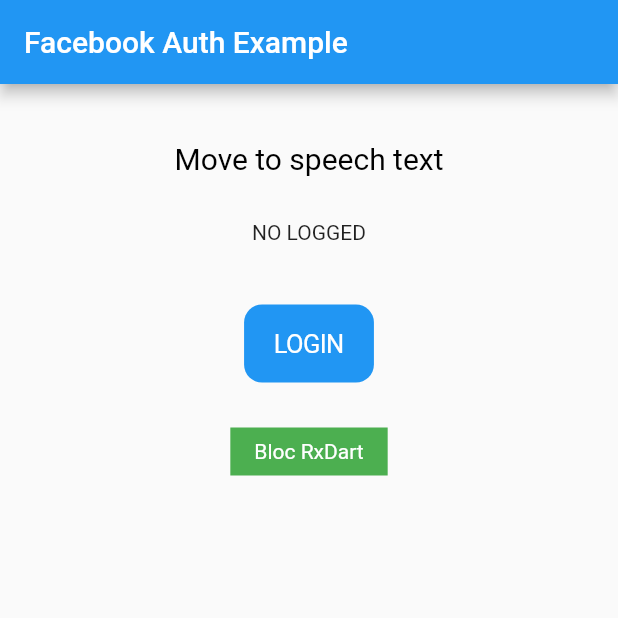
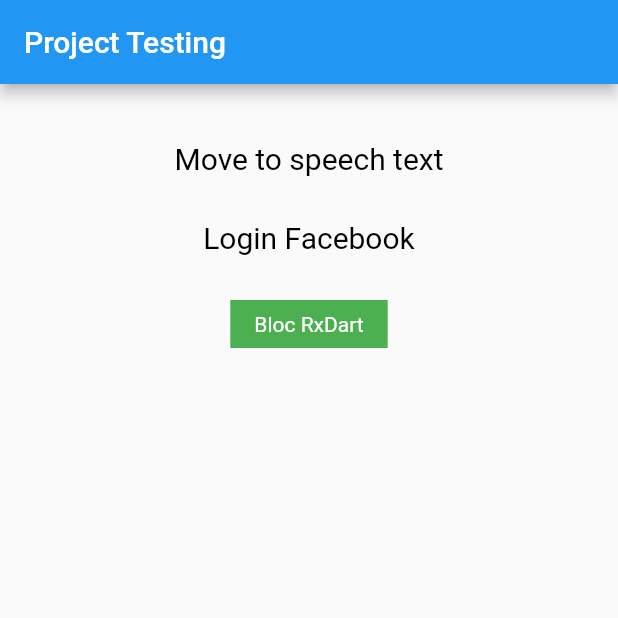
Before and after one commit to lathifrdp/project-testing, a Flutter app: the screen it shows after launch, on a phone screen of 412 x 824 dp, the top half of it. Run offline on Flutter 3.47's test engine with Material 2 defaults, Android fonts, the phone set to English and light mode, and no system bars; our stand-ins replace bloc, flutter_bloc, rxdart, speech_to_text; missing offline and left inert: flutter_facebook_auth.

Commit message:
update login facebook

```diff
--- a/lib/main.dart
+++ b/lib/main.dart
@@ -1,22 +1,15 @@
 // ignore_for_file: avoid_print
 
-import 'dart:convert';
-import 'package:flutter/cupertino.dart';
 import 'package:flutter/material.dart';
-import 'package:flutter_facebook_auth/flutter_facebook_auth.dart';
 import 'package:project_testing/bloc_rxdart_page.dart';
+import 'package:project_testing/login_facebook_page.dart';
 import 'package:project_testing/speech_text_page.dart';
 
 void main() {
   runApp(const MyApp());
 }
 
-String prettyPrint(Map json) {
-  JsonEncoder encoder = const JsonEncoder.withIndent('  ');
-  String pretty = encoder.convert(json);
-  print(pretty);
-  return pretty;
-}
+final navigatorKey = GlobalKey<NavigatorState>();
 
 class MyApp extends StatefulWidget {
   const MyApp({Key? key}) : super(key: key);
@@ -26,100 +19,22 @@
 }
 
 class _MyAppState extends State<MyApp> {
-  Map<String, dynamic>? _userData;
-  AccessToken? _accessToken;
-  bool _checking = true;
-
-  @override
-  void initState() {
-    super.initState();
-    _checkIfIsLogged();
-  }
-
-  Future<void> _checkIfIsLogged() async {
-    final accessToken = await FacebookAuth.instance.accessToken;
-    setState(() {
-      _checking = false;
-    });
-    if (accessToken != null) {
-      print("is Logged:::: ${prettyPrint(accessToken.toJson())}");
-      // now you can call to  FacebookAuth.instance.getUserData();
-      final userData = await FacebookAuth.instance.getUserData();
-      // final userData = await FacebookAuth.instance.getUserData(fields: "email,birthday,friends,gender,link");
-      _accessToken = accessToken;
-      setState(() {
-        _userData = userData;
-      });
-    }
-  }
-
-  void _printCredentials() {
-    print(
-      prettyPrint(_accessToken!.toJson()),
-    );
-  }
-
-  Future<void> _login() async {
-    final LoginResult result = await FacebookAuth.instance.login(
-        // permissions: [
-        //   'public_profile',
-        //   'email',
-        // ],
-        ); // by default we request the email and the public profile
-
-    // loginBehavior is only supported for Android devices, for ios it will be ignored
-    // final result = await FacebookAuth.instance.login(
-    //   permissions: ['email', 'public_profile', 'user_birthday', 'user_friends', 'user_gender', 'user_link'],
-    //   loginBehavior: LoginBehavior
-    //       .DIALOG_ONLY, // (only android) show an authentication dialog instead of redirecting to facebook app
-    // );
-
-    if (result.status == LoginStatus.success) {
-      _accessToken = result.accessToken;
-      _printCredentials();
-      // get the user data
-      // by default we get the userId, email,name and picture
-      final userData = await FacebookAuth.instance.getUserData();
-      // final userData = await FacebookAuth.instance.getUserData(fields: "email,birthday,friends,gender,link");
-      _userData = userData;
-    } else {
-      print(result.status);
-      print(result.message);
-    }
-
-    setState(() {
-      _checking = false;
-    });
-  }
-
-  Future<void> _logOut() async {
-    await FacebookAuth.instance.logOut();
-    _accessToken = null;
-    _userData = null;
-    setState(() {});
-  }
-
-  final navigatorKey = GlobalKey<NavigatorState>();
-
   @override
   Widget build(BuildContext context) {
     return MaterialApp(
       navigatorKey: navigatorKey,
       routes: {
-        //'/': (context) => const MyApp(),
         '/speech-text': (context) => const SpeechTextPage(),
-        '/bloc-rxdart': (context) => const BlocRxdartPage()
+        '/bloc-rxdart': (context) => const BlocRxdartPage(),
+        '/login-facebook': (context) => const LoginFacebookPage(),
       },
       home: Scaffold(
         appBar: AppBar(
-          title: const Text('Facebook Auth Example'),
+          title: const Text('Project Testing'),
         ),
-        body: _checking
-            ? const Center(
-                child: CircularProgressIndicator(),
-              )
-            : SingleChildScrollView(
-                child: Padding(
+        body: SingleChildScrollView(
+          child: Container(
+            alignment: Alignment.center,
             padding: const EdgeInsets.all(8.0),
             child: Column(
               crossAxisAlignment: CrossAxisAlignment.center,
@@ -129,7 +44,7 @@
                 ),
                 GestureDetector(
                   onTap: () {
-                          navigatorKey.currentState?.pushNamed('/speech-text');
+                    navigatorKey.currentState?.pushNamed("/speech-text");
                   },
                   child: const Text(
                     "Move to speech text",
@@ -139,24 +54,13 @@
                 const SizedBox(
                   height: 30,
                 ),
-                      Text(
-                        _userData != null
-                            ? prettyPrint(_userData!)
-                            : "NO LOGGED",
-                      ),
-                      const SizedBox(height: 20),
-                      _accessToken != null
-                          ? Text(
-                              prettyPrint(_accessToken!.toJson()),
-                            )
-                          : Container(),
-                      const SizedBox(height: 20),
-                      CupertinoButton(
-                        color: Colors.blue,
-                        onPressed: _userData != null ? _logOut : _login,
-                        child: Text(
-                          _userData != null ? "LOGOUT" : "LOGIN",
-                          style: const TextStyle(color: Colors.white),
+                GestureDetector(
+                  onTap: () {
+                    navigatorKey.currentState?.pushNamed('/login-facebook');
+                  },
+                  child: const Text(
+                    "Login Facebook",
+                    style: TextStyle(color: Colors.black, fontSize: 20),
                   ),
                 ),
                 const SizedBox(height: 30),
@@ -165,8 +69,8 @@
                     navigatorKey.currentState?.pushNamed('/bloc-rxdart');
                   },
                   child: Container(
-                          padding: const EdgeInsets.symmetric(
-                              horizontal: 16, vertical: 8),
+                    padding:
+                        const EdgeInsets.symmetric(horizontal: 16, vertical: 8),
                     color: Colors.green,
                     child: const Text(
                       "Bloc RxDart",
```
Also changed, not shown: lib/login_facebook_page.dart (added, +144 -0 lines), 3 other files. Lines whose indentation alone changed are shown as unchanged.
